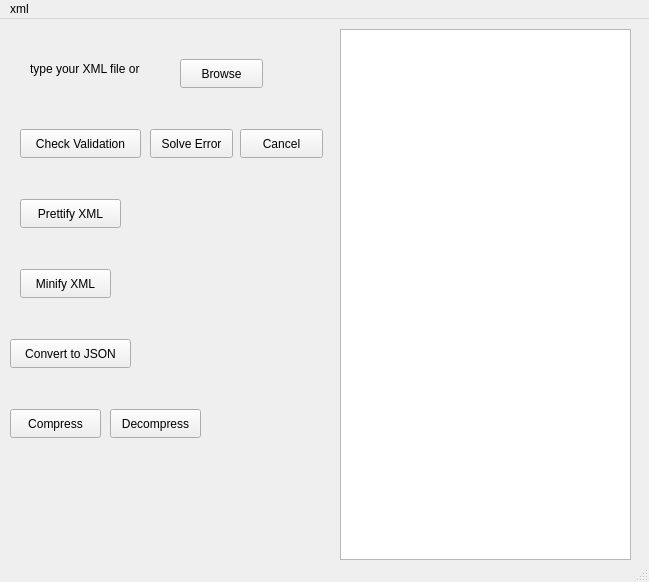
Above: myFirstApplication/mainwindow.ui from Jovany-20/XML-DSA-PROJECT before the change. Below: the same form after it.
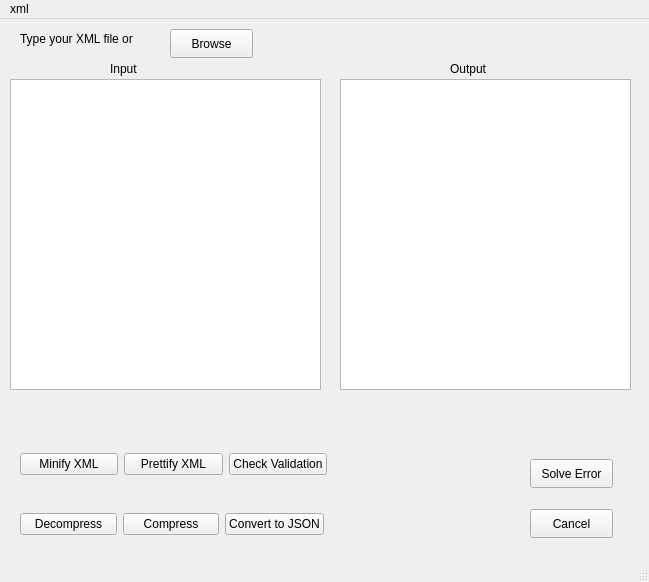
That is the form after the change.

Commit message: Add browse button functionality and improve UX

Patch:
```diff
--- a/myFirstApplication/mainwindow.ui
+++ b/myFirstApplication/mainwindow.ui
@@ -17,8 +17,8 @@
    <widget class="QPushButton" name="pushButton">
     <property name="geometry">
      <rect>
-      <x>180</x>
-      <y>40</y>
+      <x>170</x>
+      <y>10</y>
       <width>83</width>
       <height>29</height>
      </rect>
@@ -27,24 +27,11 @@
      <string>Browse</string>
     </property>
    </widget>
-   <widget class="QPushButton" name="checkValidationButton">
-    <property name="geometry">
-     <rect>
-      <x>20</x>
-      <y>110</y>
-      <width>121</width>
-      <height>29</height>
-     </rect>
-    </property>
-    <property name="text">
-     <string>Check Validation</string>
-    </property>
-   </widget>
    <widget class="QPushButton" name="pushButton_3">
     <property name="geometry">
      <rect>
-      <x>150</x>
-      <y>110</y>
+      <x>530</x>
+      <y>440</y>
       <width>83</width>
       <height>29</height>
      </rect>
@@ -53,76 +40,11 @@
      <string>Solve Error</string>
     </property>
    </widget>
-   <widget class="QPushButton" name="pushButton_4">
-    <property name="geometry">
-     <rect>
-      <x>20</x>
-      <y>180</y>
-      <width>101</width>
-      <height>29</height>
-     </rect>
-    </property>
-    <property name="text">
-     <string>Prettify XML</string>
-    </property>
-   </widget>
-   <widget class="QPushButton" name="convertToJSONButton">
-    <property name="geometry">
-     <rect>
-      <x>10</x>
-      <y>320</y>
-      <width>121</width>
-      <height>29</height>
-     </rect>
-    </property>
-    <property name="text">
-     <string>Convert to JSON</string>
-    </property>
-   </widget>
-   <widget class="QPushButton" name="minifyButton">
-    <property name="geometry">
-     <rect>
-      <x>20</x>
-      <y>250</y>
-      <width>91</width>
-      <height>29</height>
-     </rect>
-    </property>
-    <property name="text">
-     <string>Minify XML</string>
-    </property>
-   </widget>
-   <widget class="QPushButton" name="compressButton">
-    <property name="geometry">
-     <rect>
-      <x>10</x>
-      <y>390</y>
-      <width>91</width>
-      <height>29</height>
-     </rect>
-    </property>
-    <property name="text">
-     <string>Compress</string>
-    </property>
-   </widget>
-   <widget class="QPushButton" name="decompressButton">
-    <property name="geometry">
-     <rect>
-      <x>110</x>
-      <y>390</y>
-      <width>91</width>
-      <height>29</height>
-     </rect>
-    </property>
-    <property name="text">
-     <string>Decompress</string>
-    </property>
-   </widget>
    <widget class="QPushButton" name="pushButton_9">
     <property name="geometry">
      <rect>
-      <x>240</x>
-      <y>110</y>
+      <x>530</x>
+      <y>490</y>
       <width>83</width>
       <height>29</height>
      </rect>
@@ -134,26 +56,128 @@
    <widget class="QLabel" name="label">
     <property name="geometry">
      <rect>
-      <x>30</x>
-      <y>40</y>
-      <width>181</width>
+      <x>20</x>
+      <y>10</y>
+      <width>151</width>
       <height>20</height>
      </rect>
     </property>
     <property name="text">
-     <string>type your XML file or </string>
+     <string>Type your XML file or </string>
     </property>
    </widget>
    <widget class="QPlainTextEdit" name="outputArea">
     <property name="geometry">
      <rect>
       <x>340</x>
-      <y>10</y>
+      <y>60</y>
       <width>291</width>
-      <height>531</height>
+      <height>311</height>
      </rect>
     </property>
    </widget>
+   <widget class="QPlainTextEdit" name="inputArea">
+    <property name="geometry">
+     <rect>
+      <x>10</x>
+      <y>60</y>
+      <width>311</width>
+      <height>311</height>
+     </rect>
+    </property>
+   </widget>
+   <widget class="QLabel" name="label_2">
+    <property name="geometry">
+     <rect>
+      <x>110</x>
+      <y>40</y>
+      <width>181</width>
+      <height>20</height>
+     </rect>
+    </property>
+    <property name="text">
+     <string>Input</string>
+    </property>
+   </widget>
+   <widget class="QLabel" name="label_3">
+    <property name="geometry">
+     <rect>
+      <x>450</x>
+      <y>40</y>
+      <width>181</width>
+      <height>20</height>
+     </rect>
+    </property>
+    <property name="text">
+     <string>Output</string>
+    </property>
+   </widget>
+   <widget class="QWidget" name="">
+    <property name="geometry">
+     <rect>
+      <x>20</x>
+      <y>430</y>
+      <width>307</width>
+      <height>31</height>
+     </rect>
+    </property>
+    <layout class="QHBoxLayout" name="horizontalLayout">
+     <item>
+      <widget class="QPushButton" name="minifyButton">
+       <property name="text">
+        <string>Minify XML</string>
+       </property>
+      </widget>
+     </item>
+     <item>
+      <widget class="QPushButton" name="pushButton_4">
+       <property name="text">
+        <string>Prettify XML</string>
+       </property>
+      </widget>
+     </item>
+     <item>
+      <widget class="QPushButton" name="checkValidationButton">
+       <property name="text">
+        <string>Check Validation</string>
+       </property>
+      </widget>
+     </item>
+    </layout>
+   </widget>
+   <widget class="QWidget" name="">
+    <property name="geometry">
+     <rect>
+      <x>20</x>
+      <y>490</y>
+      <width>304</width>
+      <height>31</height>
+     </rect>
+    </property>
+    <layout class="QHBoxLayout" name="horizontalLayout_2">
+     <item>
+      <widget class="QPushButton" name="decompressButton">
+       <property name="text">
+        <string>Decompress</string>
+       </property>
+      </widget>
+     </item>
+     <item>
+      <widget class="QPushButton" name="compressButton">
+       <property name="text">
+        <string>Compress</string>
+       </property>
+      </widget>
+     </item>
+     <item>
+      <widget class="QPushButton" name="convertToJSONButton">
+       <property name="text">
+        <string>Convert to JSON</string>
+       </property>
+      </widget>
+     </item>
+    </layout>
+   </widget>
   </widget>
   <widget class="QMenuBar" name="menubar">
    <property name="geometry">
```
The commit also changes 12 other files.
